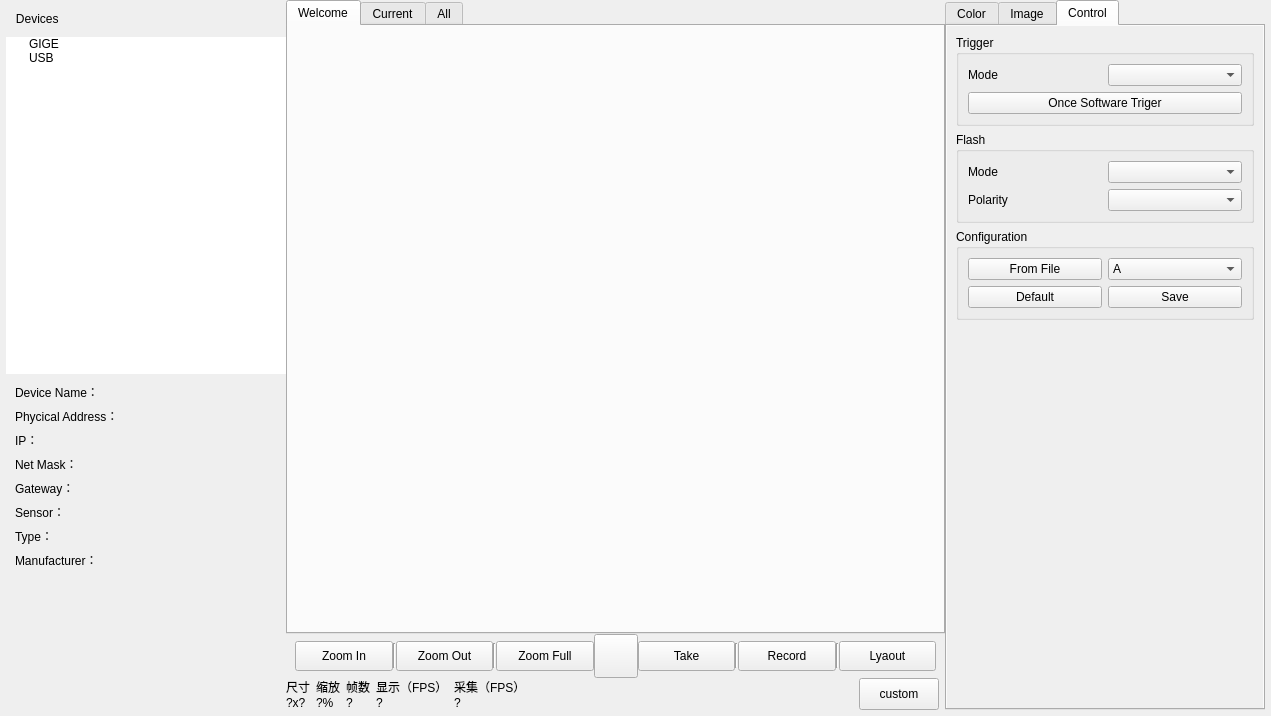
Before: the Qt Designer form mainwindow.ui in sltruman/mind-vision-example, drawn with Qt 5.
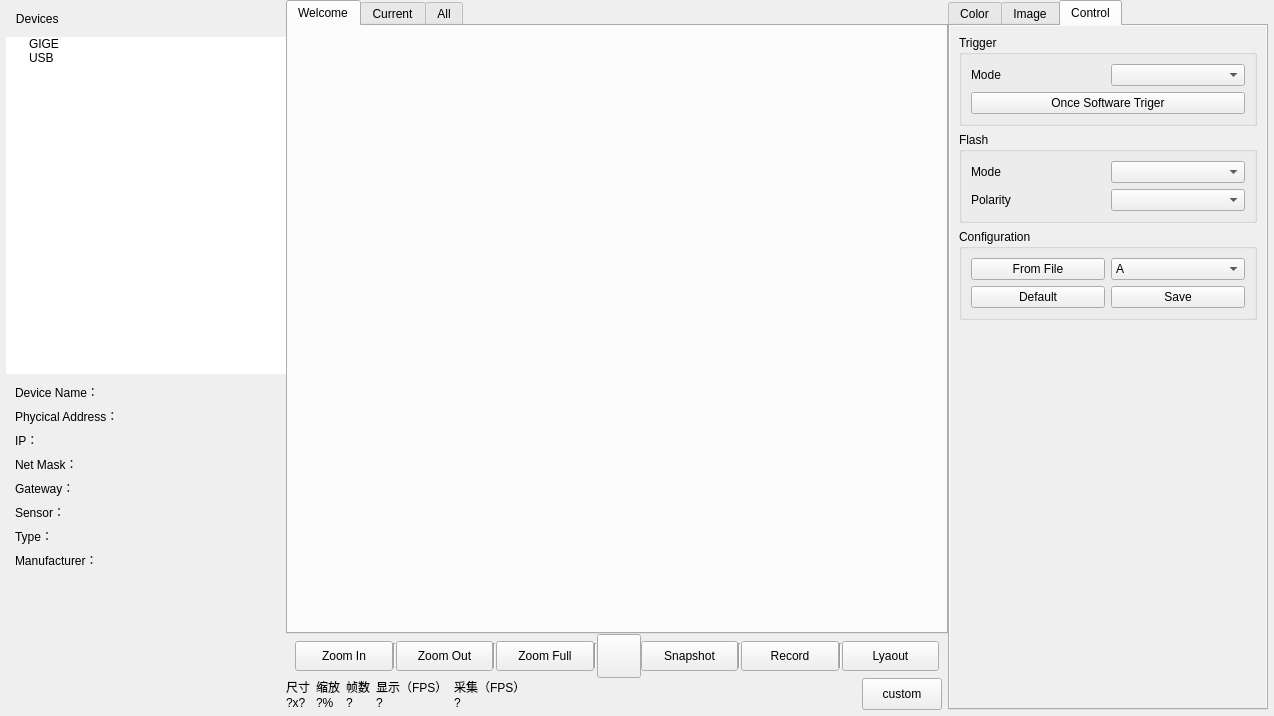
After: the same form once the commit is applied. Icons and pictures are not drawn.

Patch:
```diff
--- a/mainwindow.ui
+++ b/mainwindow.ui
@@ -6,7 +6,7 @@
    <rect>
     <x>0</x>
     <y>0</y>
-    <width>1271</width>
+    <width>1274</width>
     <height>716</height>
    </rect>
   </property>
@@ -566,6 +566,25 @@
            </property>
           </widget>
          </item>
+         <item>
+          <widget class="Line" name="line_3">
+           <property name="sizePolicy">
+            <sizepolicy hsizetype="Fixed" vsizetype="Minimum">
+             <horstretch>0</horstretch>
+             <verstretch>0</verstretch>
+            </sizepolicy>
+           </property>
+           <property name="maximumSize">
+            <size>
+             <width>16777215</width>
+             <height>25</height>
+            </size>
+           </property>
+           <property name="orientation">
+            <enum>Qt::Vertical</enum>
+           </property>
+          </widget>
+         </item>
          <item>
           <widget class="QPushButton" name="pushButton_playOrStop">
            <property name="sizePolicy">
@@ -618,7 +637,7 @@
             </size>
            </property>
            <property name="text">
-            <string>Take</string>
+            <string>Snapshot</string>
            </property>
            <property name="icon">
             <iconset resource="resource.qrc">
```
Left out of the diff: 4 changed lines with no effect on the pictures.
